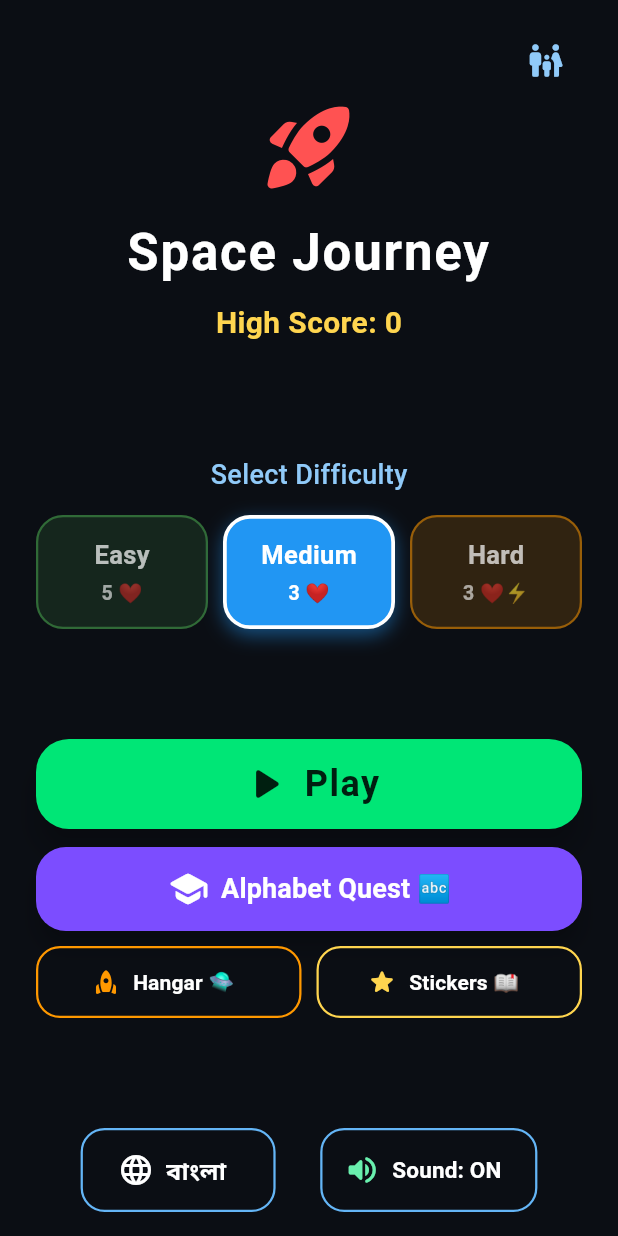
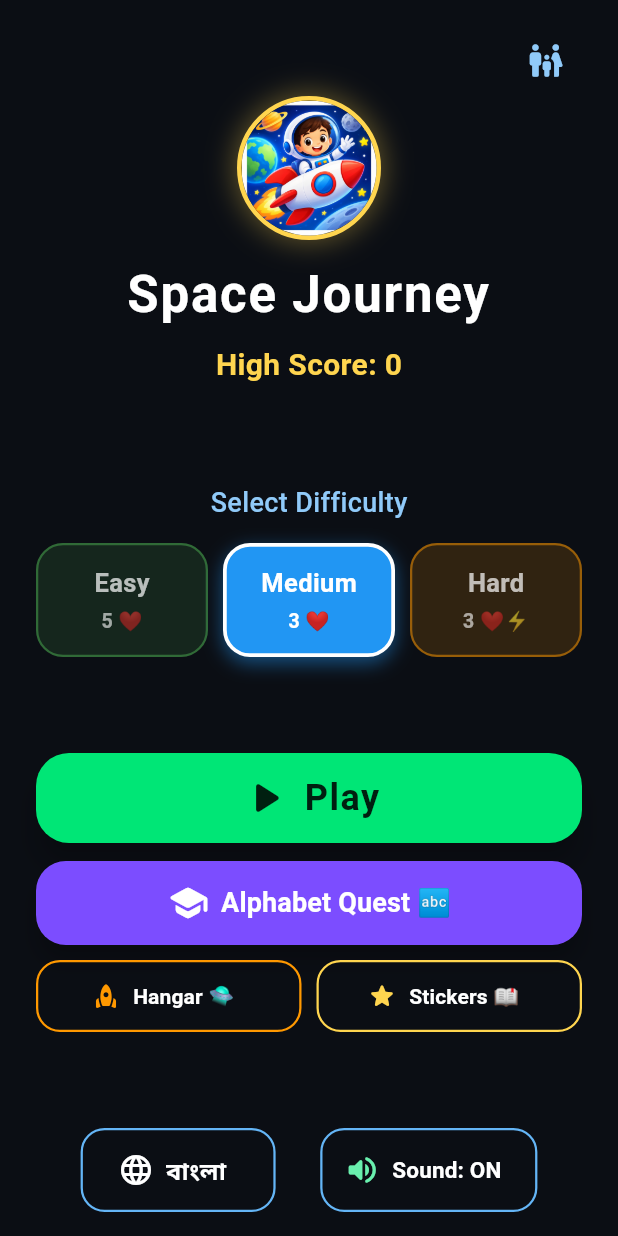
Before and after one commit to abubakar9999/fly_game, a Flutter app: the screen it shows after launch, on a phone screen of 412 x 824 dp. Run offline on Flutter 3.47's test engine with Material 3 defaults, Android fonts, the phone set to English and light mode, and no system bars; our stand-ins replace flutter_tts, sensors_plus, shared_preferences; missing offline and left inert: flame, flame_audio.

Commit message:
feat: set custom astronaut cartoon icon across Android, Web, and Windows

```diff
--- a/lib/ui/home_screen.dart
+++ b/lib/ui/home_screen.dart
@@ -177,10 +177,26 @@ class _HomeScreenState extends State<HomeScreen> {
                           ),
                         ],
                       ),
-                      const Icon(
-                        Icons.rocket_launch_rounded,
-                        size: 68.0,
-                        color: Color(0xFFFF5252),
+                      Container(
+                        width: 96.0,
+                        height: 96.0,
+                        decoration: BoxDecoration(
+                          shape: BoxShape.circle,
+                          border: Border.all(color: const Color(0xFFFFD54F), width: 3.0),
+                          boxShadow: [
+                            BoxShadow(
+                              color: const Color(0xFFFFD54F).withValues(alpha: 0.35),
+                              blurRadius: 16.0,
+                              spreadRadius: 2.0,
+                            ),
+                          ],
+                        ),
+                        child: ClipOval(
+                          child: Image.asset(
+                            'assets/images/app_icon.png',
+                            fit: BoxFit.cover,
+                          ),
+                        ),
                       ),
                       const SizedBox(height: 12.0),
                       Text(
```
Also changed, not shown: assets/images/app_icon.png (added), 17 other files.
